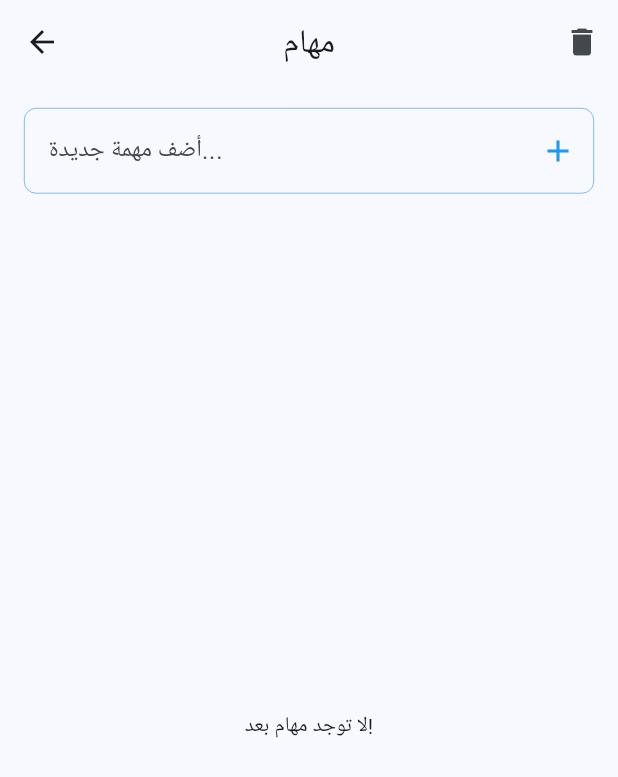
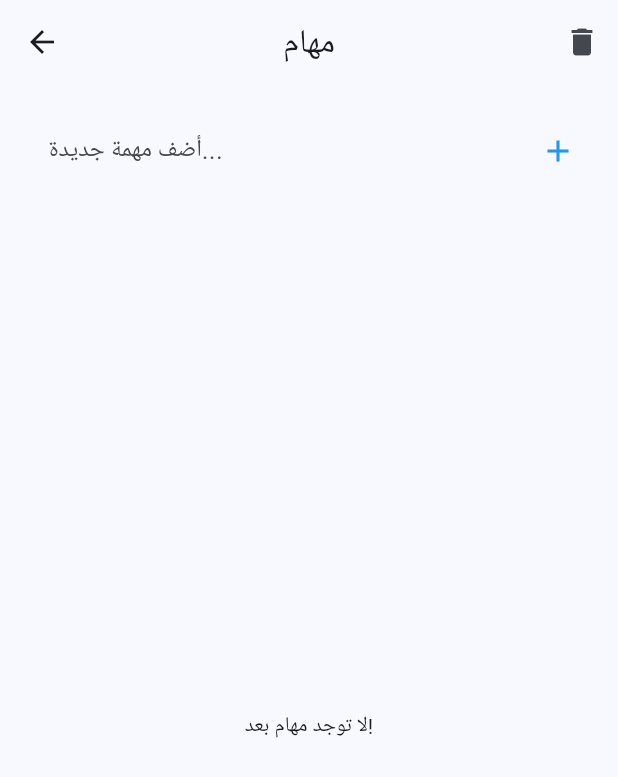
Before and after one commit to AhmadMahdaly/Focus_tracker, a Flutter app: the screen it shows after launch, in the side drawer, after a tap on "المهام", on a phone screen of 412 x 824 dp. Shown: the top 777 px of the screen. Run offline on Flutter 3.47's test engine with Material 3 defaults, Android fonts, the phone set to English and light mode, and no system bars; our stand-ins replace audioplayers, fl_chart, flutter_local_notifications, hive, hive_flutter, percent_indicator and 1 more; accounts and stored records are empty.

Commit message:
Change text field border color to transparent

```diff
--- a/lib/utils/components/text_field_border.dart
+++ b/lib/utils/components/text_field_border.dart
@@ -3,6 +3,6 @@ import 'package:flutter/material.dart';
 OutlineInputBorder border() {
   return OutlineInputBorder(
     borderRadius: BorderRadius.circular(8),
-    borderSide: const BorderSide(color: Colors.blue, width: 0.4),
+    borderSide: const BorderSide(color: Colors.transparent, width: 0.4),
   );
 }
```
